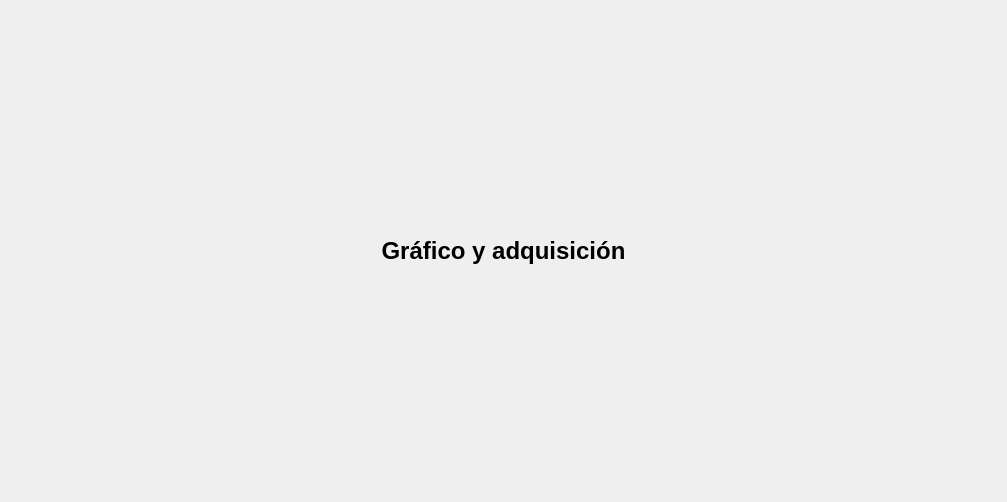
The window that src/view/chart_tab_view.ui (martincrxz/induction-heater-software) describes before a commit, drawn with Qt 5.
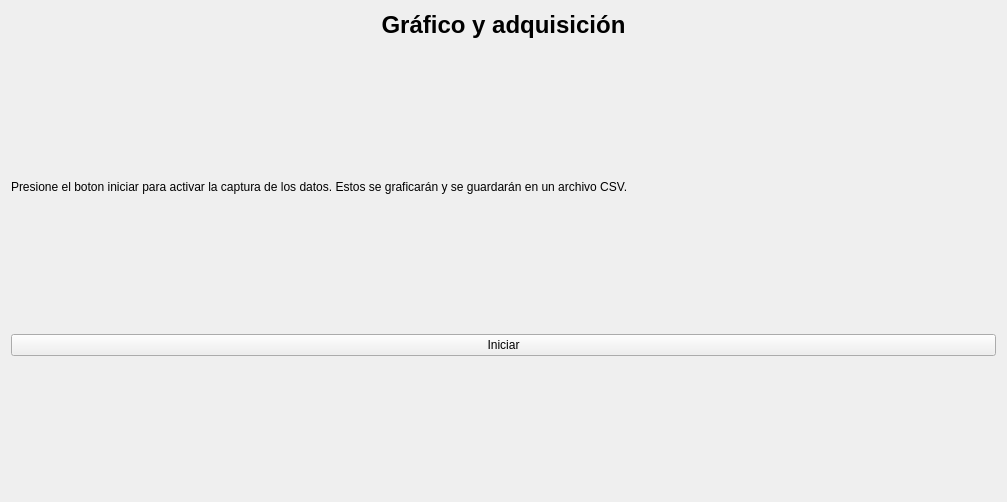
The same window after the commit.

Patch:
```diff
--- a/src/view/chart_tab_view.ui
+++ b/src/view/chart_tab_view.ui
@@ -23,6 +23,59 @@
        </property>
       </widget>
      </item>
+     <item>
+      <spacer name="verticalSpacer">
+       <property name="orientation">
+        <enum>Qt::Vertical</enum>
+       </property>
+       <property name="sizeHint" stdset="0">
+        <size>
+         <width>20</width>
+         <height>40</height>
+        </size>
+       </property>
+      </spacer>
+     </item>
+     <item>
+      <widget class="QLabel" name="label">
+       <property name="text">
+        <string>Presione el boton iniciar para activar la captura de los datos. Estos se graficarán y se guardarán en un archivo CSV.</string>
+       </property>
+      </widget>
+     </item>
+     <item>
+      <spacer name="verticalSpacer_2">
+       <property name="orientation">
+        <enum>Qt::Vertical</enum>
+       </property>
+       <property name="sizeHint" stdset="0">
+        <size>
+         <width>20</width>
+         <height>40</height>
+        </size>
+       </property>
+      </spacer>
+     </item>
+     <item>
+      <widget class="QPushButton" name="initChartButton">
+       <property name="text">
+        <string>Iniciar</string>
+       </property>
+      </widget>
+     </item>
+     <item>
+      <spacer name="verticalSpacer_3">
+       <property name="orientation">
+        <enum>Qt::Vertical</enum>
+       </property>
+       <property name="sizeHint" stdset="0">
+        <size>
+         <width>20</width>
+         <height>40</height>
+        </size>
+       </property>
+      </spacer>
+     </item>
     </layout>
    </item>
   </layout>
```
